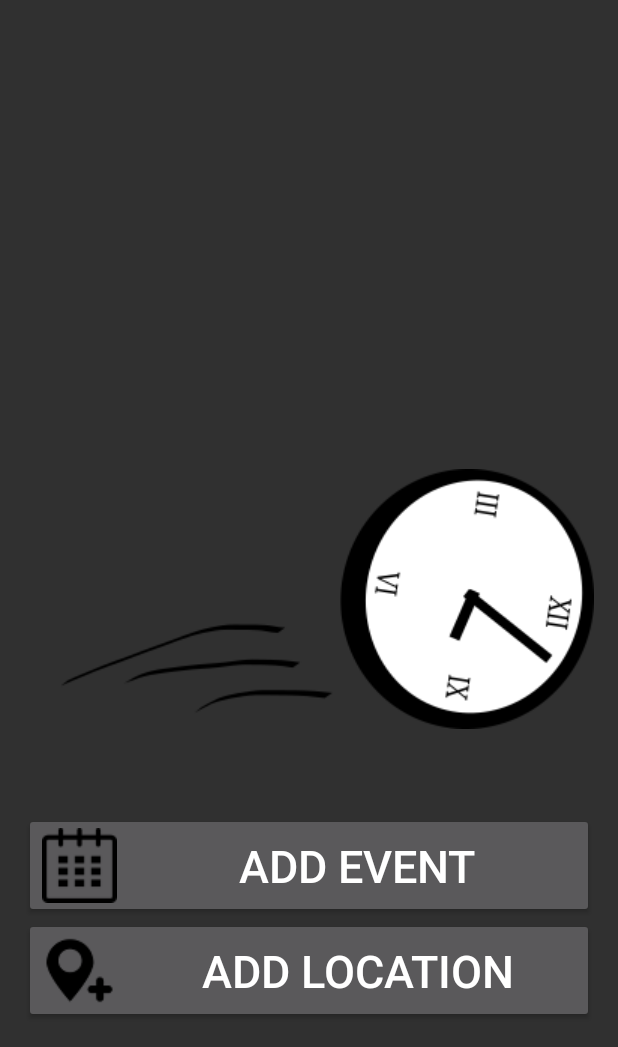
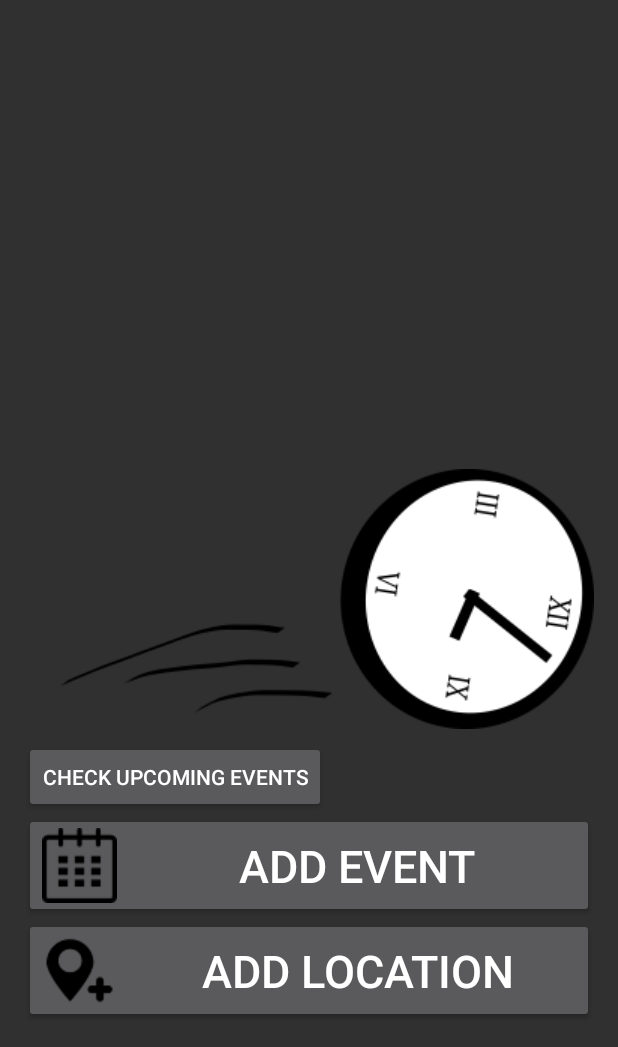
Before and after one commit to DavidPagels/HCIPrototype, an Android app: the screen it shows after launch (MainActivity), on a phone screen of 412 x 824 dp, the part 189-1236 px from its top. Run offline under Robolectric (Android 15) with nearby library versions, the phone set to English and light mode, and no system bars.

Commit message:
sort of working

```diff
--- a/app/src/main/java/com/example/david/hciprototype/AddNewEvent.java
+++ b/app/src/main/java/com/example/david/hciprototype/AddNewEvent.java
@@ -121,7 +121,7 @@ public class AddNewEvent extends ActionBarActivity {
                 LatLng selectedCoors = locations.getCoordinates(selected);
                 savedDate = Calendar.getInstance();
                 Double dist = eventHash.predictTime(selectedCoors);
-                Toast.makeText(AddNewEvent.this, "Coordinates:" + dist, Toast.LENGTH_SHORT).show();
+                //Toast.makeText(AddNewEvent.this, "Coordinates:" + dist, Toast.LENGTH_SHORT).show();
                 final TextView theTime = (TextView) findViewById(R.id.theTime);
                 final TextView theDate = (TextView) findViewById(R.id.theDate);
                 savedDate.add(Calendar.MINUTE, dist.intValue());
--- a/app/src/main/res/layout/activity_main.xml
+++ b/app/src/main/res/layout/activity_main.xml
@@ -40,5 +40,14 @@
         android:layout_alignParentEnd="true"
         android:layout_marginBottom="56dp" />
 
+    <Button
+        android:layout_width="wrap_content"
+        android:layout_height="wrap_content"
+        android:text="Check Upcoming Events"
+        android:id="@+id/upcoming"
+        android:layout_above="@+id/newEvent"
+        android:layout_alignParentLeft="true"
+        android:layout_alignParentStart="true" />
+
 
 </RelativeLayout>
```
Also changed, not shown: app/src/main/java/com/example/david/hciprototype/EventHash.java (+9 -13 lines), app/src/main/java/com/example/david/hciprototype/MainActivity.java (+40 -1 lines), app/src/main/java/com/example/david/hciprototype/SpeedPrompt.java (+18 -10 lines), 1 other file.
